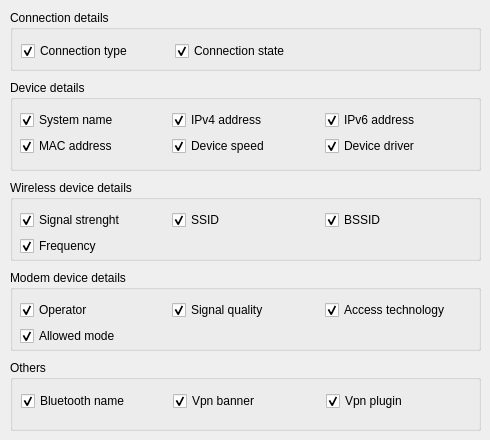
Above: applet/declarative/contents/ui/config.ui from KDE/plasma-nm before the change. Below: the same form after it.
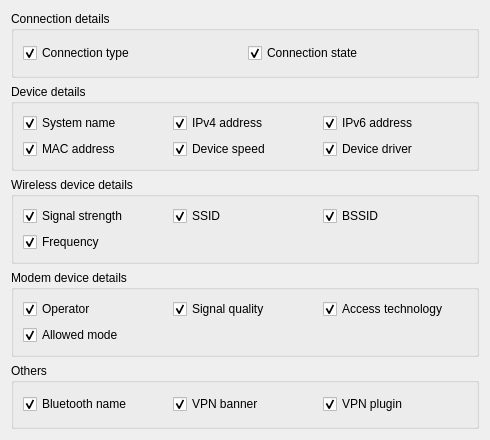
That is the form after the change.

Commit message: fix layout and "strength" typo

```diff
--- a/applet/declarative/contents/ui/config.ui
+++ b/applet/declarative/contents/ui/config.ui
@@ -25,15 +25,9 @@
   <property name="windowTitle">
    <string>Form</string>
   </property>
+  <layout class="QVBoxLayout" name="verticalLayout">
+   <item>
   <widget class="QGroupBox" name="groupBox">
-   <property name="geometry">
-    <rect>
-     <x>10</x>
-     <y>10</y>
-     <width>471</width>
-     <height>61</height>
-    </rect>
-   </property>
    <property name="title">
     <string>Connection details</string>
    </property>
@@ -43,16 +37,7 @@
    <property name="checkable">
     <bool>false</bool>
    </property>
-   <widget class="QWidget" name="layoutWidget">
-    <property name="geometry">
-     <rect>
-      <x>11</x>
-      <y>30</y>
-      <width>301</width>
-      <height>23</height>
-     </rect>
-    </property>
-    <layout class="QGridLayout" name="gridLayout_5">
+     <layout class="QGridLayout" name="gridLayout_2">
      <item row="0" column="0">
       <widget class="QCheckBox" name="kcfg_showConnectionType">
        <property name="text">
@@ -75,31 +60,15 @@
      </item>
     </layout>
    </widget>
-  </widget>
+   </item>
+   <item>
   <widget class="QGroupBox" name="groupBox_2">
-   <property name="geometry">
-    <rect>
-     <x>10</x>
-     <y>80</y>
-     <width>471</width>
-     <height>91</height>
-    </rect>
-   </property>
    <property name="title">
     <string>Device details</string>
    </property>
    <property name="alignment">
     <set>Qt::AlignLeading|Qt::AlignLeft|Qt::AlignTop</set>
    </property>
-   <widget class="QWidget" name="layoutWidget">
-    <property name="geometry">
-     <rect>
-      <x>10</x>
-      <y>30</y>
-      <width>451</width>
-      <height>48</height>
-     </rect>
-    </property>
     <layout class="QGridLayout" name="gridLayout">
      <item row="0" column="0">
       <widget class="QCheckBox" name="kcfg_showDeviceSystemName">
@@ -163,33 +132,17 @@
      </item>
     </layout>
    </widget>
-  </widget>
+   </item>
+   <item>
   <widget class="QGroupBox" name="groupBox_4">
-   <property name="geometry">
-    <rect>
-     <x>10</x>
-     <y>180</y>
-     <width>471</width>
-     <height>81</height>
-    </rect>
-   </property>
    <property name="title">
     <string>Wireless device details</string>
    </property>
-   <widget class="QWidget" name="layoutWidget">
-    <property name="geometry">
-     <rect>
-      <x>10</x>
-      <y>30</y>
-      <width>451</width>
-      <height>48</height>
-     </rect>
-    </property>
-    <layout class="QGridLayout" name="gridLayout_2">
+     <layout class="QGridLayout" name="gridLayout_3">
      <item row="0" column="0">
       <widget class="QCheckBox" name="kcfg_showWirelessDeviceSignal">
        <property name="text">
-        <string>Signal strenght</string>
+         <string>Signal strength</string>
        </property>
        <property name="checked">
         <bool>true</bool>
@@ -228,29 +181,13 @@
      </item>
     </layout>
    </widget>
-  </widget>
+   </item>
+   <item>
   <widget class="QGroupBox" name="groupBox_5">
-   <property name="geometry">
-    <rect>
-     <x>10</x>
-     <y>270</y>
-     <width>471</width>
-     <height>81</height>
-    </rect>
-   </property>
    <property name="title">
     <string>Modem device details</string>
    </property>
-   <widget class="QWidget" name="layoutWidget">
-    <property name="geometry">
-     <rect>
-      <x>10</x>
-      <y>30</y>
-      <width>451</width>
-      <height>48</height>
-     </rect>
-    </property>
-    <layout class="QGridLayout" name="gridLayout_3">
+     <layout class="QGridLayout" name="gridLayout_4">
      <item row="0" column="0">
       <widget class="QCheckBox" name="kcfg_showModemDeviceOperator">
        <property name="text">
@@ -281,7 +218,7 @@
        </property>
       </widget>
      </item>
-     <item row="1" column="0" colspan="2">
+      <item row="1" column="0">
       <widget class="QCheckBox" name="kcfg_showModemDeviceAllowedMode">
        <property name="text">
         <string>Allowed mode</string>
@@ -293,32 +230,16 @@
      </item>
     </layout>
    </widget>
-  </widget>
+   </item>
+   <item>
   <widget class="QGroupBox" name="groupBox_6">
-   <property name="geometry">
-    <rect>
-     <x>10</x>
-     <y>360</y>
-     <width>471</width>
-     <height>71</height>
-    </rect>
-   </property>
    <property name="title">
     <string>Others</string>
    </property>
    <property name="flat">
     <bool>false</bool>
    </property>
-   <widget class="QWidget" name="layoutWidget">
-    <property name="geometry">
-     <rect>
-      <x>11</x>
-      <y>30</y>
-      <width>451</width>
-      <height>23</height>
-     </rect>
-    </property>
-    <layout class="QGridLayout" name="gridLayout_4">
+     <layout class="QGridLayout" name="gridLayout_5">
      <item row="0" column="0">
       <widget class="QCheckBox" name="kcfg_showBluetoothName">
        <property name="text">
@@ -332,7 +253,7 @@
      <item row="0" column="1">
       <widget class="QCheckBox" name="kcfg_showVpnBanner">
        <property name="text">
-        <string>Vpn banner</string>
+         <string>VPN banner</string>
        </property>
        <property name="checked">
         <bool>true</bool>
@@ -342,7 +263,7 @@
      <item row="0" column="2">
       <widget class="QCheckBox" name="kcfg_showVpnPlugin">
        <property name="text">
-        <string>Vpn plugin</string>
+         <string>VPN plugin</string>
        </property>
        <property name="checked">
         <bool>true</bool>
@@ -351,7 +272,8 @@
      </item>
     </layout>
    </widget>
-  </widget>
+   </item>
+  </layout>
  </widget>
  <resources/>
  <connections/>
```
Lines whose indentation alone changed are shown as unchanged.
